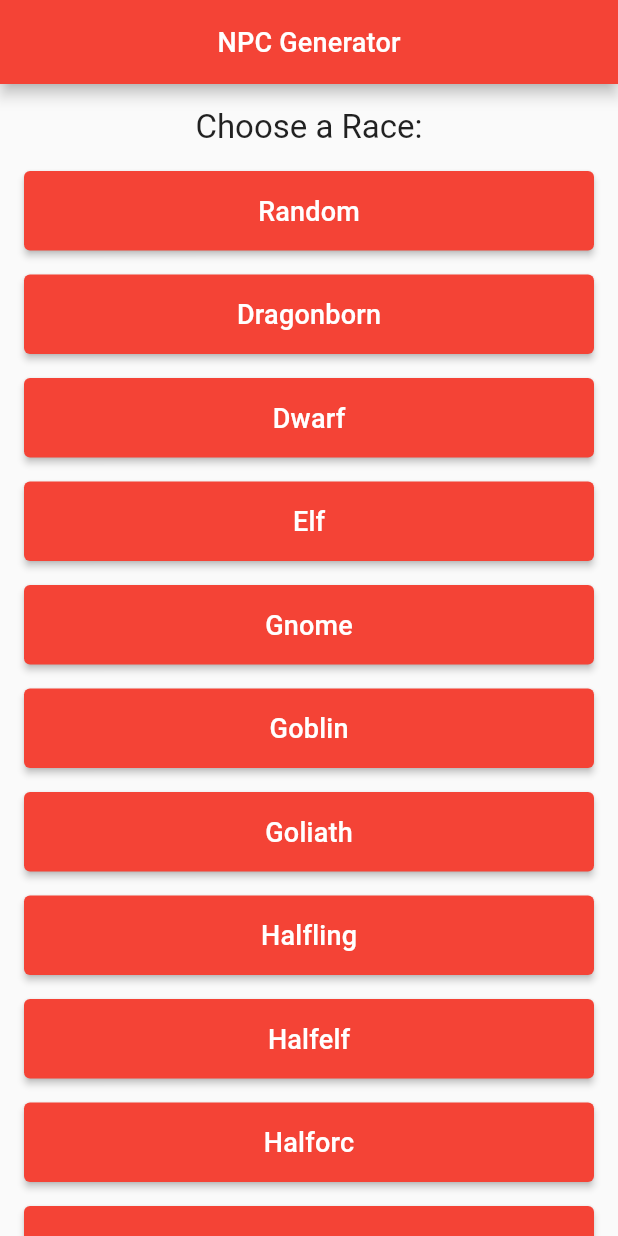
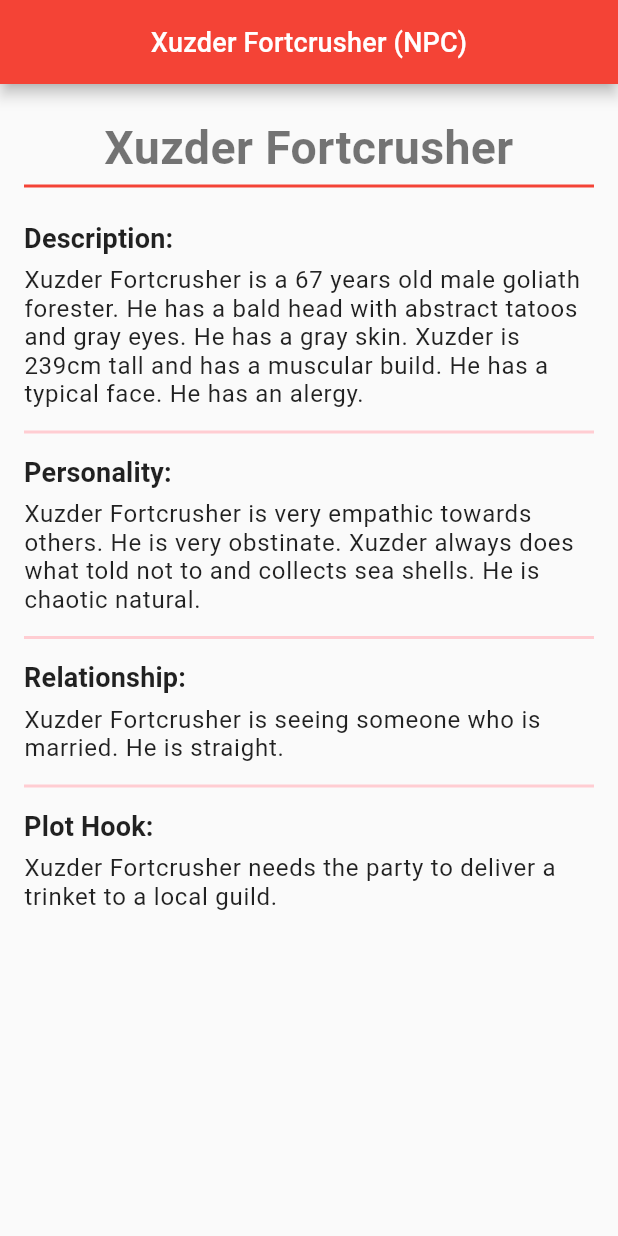
Before and after one commit to ItayElf/RpgSolo, a Flutter app: the screen it shows after launch, on a phone screen of 412 x 824 dp. Run offline on Flutter 3.47's test engine with Material 2 defaults, Android fonts, the phone set to English and light mode, and no system bars; our stand-ins replace google_fonts; Roboto replaces fonts that are missing (Metamorphous).

Commit message:
npc viewer

```diff
--- a/lib/classes/npc.dart
+++ b/lib/classes/npc.dart
@@ -1,7 +1,10 @@
 // ignore_for_file: public_member_api_docs, sort_constructors_first
 import 'dart:convert';
 
+import 'package:rpgsolo/classes/personality.dart';
+import 'package:rpgsolo/classes/physical.dart';
 import 'package:rpgsolo/data/races.dart';
+import 'package:rpgsolo/utils/extensions.dart';
 
 class Npc {
   final String name;
@@ -12,6 +15,8 @@ class Npc {
   final String orientation;
   final String relationshipStatus;
   final String hook;
+  final Physical physical;
+  final Personality personality;
   Npc({
     required this.name,
     required this.age,
@@ -21,10 +26,13 @@ class Npc {
     required this.orientation,
     required this.relationshipStatus,
     required this.hook,
+    required this.physical,
+    required this.personality,
   });
 
   String get pronoun => isMale ? "he" : "she";
   String get relPronoun => isMale ? "his" : "her";
+  String get firstName => name.split(" ")[0];
 
   Npc copyWith({
     String? name,
@@ -35,6 +43,8 @@ class Npc {
     String? orientation,
     String? relationshipStatus,
     String? hook,
+    Physical? physical,
+    Personality? personality,
   }) {
     return Npc(
       name: name ?? this.name,
@@ -45,6 +55,8 @@ class Npc {
       orientation: orientation ?? this.orientation,
       relationshipStatus: relationshipStatus ?? this.relationshipStatus,
       hook: hook ?? this.hook,
+      physical: physical ?? this.physical,
+      personality: personality ?? this.personality,
     );
   }
 
@@ -58,6 +70,8 @@ class Npc {
       'orientation': orientation,
       'relationshipStatus': relationshipStatus,
       'hook': hook,
+      'physical': physical.toMap(),
+      'personality': personality.toMap(),
     };
   }
 
@@ -72,6 +86,9 @@ class Npc {
       orientation: map['orientation'] as String,
       relationshipStatus: map['relationshipStatus'] as String,
       hook: map['hook'] as String,
+      physical: Physical.fromMap(map['physical'] as Map<String, dynamic>),
+      personality:
+          Personality.fromMap(map['personality'] as Map<String, dynamic>),
     );
   }
 
@@ -82,7 +99,7 @@ class Npc {
 
   @override
   String toString() {
-    return 'Npc(name: $name, age: $age, isMale: $isMale, race: $race, occupation: $occupation, orientation: $orientation, relationshipStatus: $relationshipStatus, hook: $hook)';
+    return 'Npc(name: $name, age: $age, isMale: $isMale, race: $race, occupation: $occupation, orientation: $orientation, relationshipStatus: $relationshipStatus, hook: $hook, physical: $physical, personality: $personality)';
   }
 
   @override
@@ -96,7 +113,9 @@ class Npc {
         other.occupation == occupation &&
         other.orientation == orientation &&
         other.relationshipStatus == relationshipStatus &&
-        other.hook == hook;
+        other.hook == hook &&
+        other.physical == physical &&
+        other.personality == personality;
   }
 
   @override
@@ -108,6 +127,8 @@ class Npc {
         occupation.hashCode ^
         orientation.hashCode ^
         relationshipStatus.hashCode ^
-        hook.hashCode;
+        hook.hashCode ^
+        physical.hashCode ^
+        personality.hashCode;
   }
 }
--- a/lib/data/npc_data.dart
+++ b/lib/data/npc_data.dart
@@ -98,16 +98,16 @@ const occupations = [
 
 //-----------------------------------Relationship-----------------------------------
 const relationshipStatuses = [
-  'Single',
-  'In a relationship',
-  'Married',
-  'Divorced',
-  'Widowed',
-  'Recently broke up',
-  'Recently divorced',
-  'Recently widowed',
-  'Seeing someone who is married',
-  'Married and having an affair'
+  'single',
+  'currently in a relationship',
+  'currently married',
+  'divorced',
+  'widowed',
+  'recently broke up',
+  'recently divorced',
+  'recently widowed',
+  'seeing someone who is married',
+  'married and having an affair'
 ];
 
 //-----------------------------------Hooks-----------------------------------
@@ -155,7 +155,7 @@ const hooks = [
   'is obsessed with a nearby grove with extraordinary flowers.',
   'is obsessed with a nearby valley with luxurious vegetation.',
   'is obsessed with a nearby tavern with absolutely incredible ale.',
-  'is spying the players on behalf of an organization',
+  'is spying the players on behalf of an organization.',
   'is spying the players on behalf of the local guild.',
   'needs help gathering information on an organization.',
   'needs help gathering information on the local guild.',
--- a/lib/data/personality_data.dart
+++ b/lib/data/personality_data.dart
@@ -41,10 +41,10 @@ const traits = [
   'is very direct.',
   'always keeps score.',
   'is very competitive.',
-  'changes subject very often.',
+  'changes subjects very often.',
   'is always ironic.',
   'is very selfish.',
-  'will always prioritize the needs of other people',
+  'will always prioritize the needs of other people.',
   'shows very little empathy towards others.',
   'is very empathic towards others.',
   'is always ready to help others.',
@@ -184,7 +184,7 @@ const quirks = [
   'is always joking, even at innapropriate times.',
   'has a joke for every situation.',
   "doesn't like listening to jokes.",
-  'is constantly flattering people',
+  'is constantly flattering people.',
   'is a compulsive gambler.',
   'is an alcoholic.',
   'frequently lies.',
--- a/lib/data/physical_data.dart
+++ b/lib/data/physical_data.dart
@@ -73,7 +73,7 @@ const scaleColor = [
   'white'
 ];
 const orcSkin = ['green', 'gray'];
-const humanSkin = ['white', 'pink', 'red', 'brown', 'dark'];
+const humanSkin = ['white', 'pale', 'red', 'brown', 'dark'];
 const elfSkin = ['blueish', 'pink', 'golden', 'silver', 'green', 'copper'];
 const tieflingSkin = ['red', 'purple'];
 const gnomeSkin = ['white', 'pink', 'brown', 'gray', 'golden'];
--- a/lib/data/races.dart
+++ b/lib/data/races.dart
@@ -11,14 +11,3 @@ enum Race {
   human,
   tiefling,
 }
-
-extension RaceExtention on Race {
-  Map<String, dynamic> toMap() {
-    return <String, dynamic>{'name': name};
-  }
-
-  Race fromString(String name) {
-    return Race.values
-        .firstWhere((element) => element.toString() == "Race.$name");
-  }
-}
--- a/lib/generator/npc_generator.dart
+++ b/lib/generator/npc_generator.dart
@@ -1,9 +1,13 @@
 import 'dart:math';
 
 import 'package:rpgsolo/classes/npc.dart';
+import 'package:rpgsolo/classes/personality.dart';
+import 'package:rpgsolo/classes/physical.dart';
 import 'package:rpgsolo/data/npc_data.dart';
 import 'package:rpgsolo/data/races.dart';
 import 'package:rpgsolo/generator/name_generator.dart';
+import 'package:rpgsolo/generator/personality_generator.dart';
+import 'package:rpgsolo/generator/physical_generator.dart';
 
 class NpcGenerator {
   static Npc generate([Race? race, Random? random]) {
@@ -17,6 +21,8 @@ class NpcGenerator {
         relationshipStatuses[rand.nextInt(relationshipStatuses.length)];
     String hook = hooks[rand.nextInt(hooks.length)];
     String name = NameGenerator.generate(isMale, r, random);
+    Physical physical = PhysicalGenerator.generate(r, isMale, random);
+    Personality personality = PersonalityGenerator.generate(r, random);
     Npc npc = Npc(
         name: name,
         age: age,
@@ -25,7 +31,9 @@ class NpcGenerator {
         occupation: occupation,
         orientation: orientation,
         relationshipStatus: relationshipStatus,
-        hook: hook);
+        hook: hook,
+        physical: physical,
+        personality: personality);
     return npc;
   }
 
--- a/lib/generator/physical_generator.dart
+++ b/lib/generator/physical_generator.dart
@@ -30,12 +30,12 @@ class PhysicalGenerator {
 
   static String _generateHair(Race race, Random random) {
     if (race == Race.dragonborn) {
-      return dragonHair[random.nextInt(dragonHair.length)];
+      return "${dragonHair[random.nextInt(dragonHair.length)]} head";
     } else if (race == Race.goliath) {
       return goliathHair[random.nextInt(goliathHair.length)];
     }
     if (random.nextInt(50) < 8) {
-      return "bald";
+      return "bald head";
     }
     String length = hairLength[random.nextInt(hairLength.length)];
     String type = hairType[random.nextInt(hairType.length)];
@@ -46,7 +46,7 @@ class PhysicalGenerator {
   static String _generateSkin(Race race, Random random) {
     late List<String> pool;
     if (race == Race.dragonborn) {
-      return "${scaleTexture[random.nextInt(scaleTexture.length)]} ${scaleColor[random.nextInt(scaleColor.length)]} sacels";
+      return "${scaleTexture[random.nextInt(scaleTexture.length)]} ${scaleColor[random.nextInt(scaleColor.length)]} scales";
     }
     if (race == Race.halfElf) {
       pool = humanSkin + elfSkin;
@@ -86,7 +86,7 @@ class PhysicalGenerator {
     } else {
       pool = regularWeight;
     }
-    return "${pool[random.nextInt(pool.length)]} body";
+    return "${pool[random.nextInt(pool.length)]} build";
   }
 
   static String _generateFace(Race race, Random random, bool isMale) {
--- a/lib/main.dart
+++ b/lib/main.dart
@@ -1,8 +1,7 @@
 import 'package:flutter/material.dart';
 import 'package:google_fonts/google_fonts.dart';
-import 'package:rpgsolo/pages/generate_pages/generate_npc.dart';
-import 'package:rpgsolo/pages/home.dart';
-import 'package:rpgsolo/pages/roll_page.dart';
+import 'package:rpgsolo/generator/npc_generator.dart';
+import 'package:rpgsolo/pages/views/npc_view.dart';
 
 void main() {
   runApp(const MyApp());
@@ -47,7 +46,7 @@ class MyApp extends StatelessWidget {
         ),
         primarySwatch: Colors.red,
       ),
-      home: const GenerateNpc(),
+      home: NpcView(npc: NpcGenerator.generate()),
     );
   }
 }
--- /dev/null
+++ b/lib/pages/views/npc_view.dart
@@ -0,0 +1,142 @@
+import 'package:flutter/material.dart';
+import 'package:rpgsolo/classes/npc.dart';
+import 'package:rpgsolo/utils/extensions.dart';
+
+class NpcView extends StatelessWidget {
+  const NpcView({super.key, required this.npc});
+
+  final Npc npc;
+
+  @override
+  Widget build(BuildContext context) {
+    return Scaffold(
+      appBar: AppBar(
+        title: Text("${npc.name.toTitleCase()} (NPC)"),
+        centerTitle: true,
+      ),
+      body: SingleChildScrollView(
+        child: Padding(
+          padding: const EdgeInsets.only(left: 16, top: 8, right: 16),
+          child: Column(
+            crossAxisAlignment: CrossAxisAlignment.start,
+            children: [
+              const SizedBox(
+                height: 16,
+              ),
+              Center(
+                child: Text(
+                  npc.name.toTitleCase(),
+                  textAlign: TextAlign.center,
+                  style: Theme.of(context)
+                      .textTheme
+                      .headline4
+                      ?.copyWith(fontWeight: FontWeight.bold),
+                ),
+              ),
+              Divider(
+                color: Theme.of(context).primaryColor,
+                thickness: 2,
+              ),
+              const SizedBox(
+                height: 16,
+              ),
+              Text(
+                "Description:",
+                style: Theme.of(context)
+                    .textTheme
+                    .headline6
+                    ?.copyWith(fontWeight: FontWeight.bold),
+              ),
+              const SizedBox(
+                height: 8,
+              ),
+              Text(
+                "${npc.name.toTitleCase()} is a ${npc.age} years old ${npc.isMale ? 'male' : 'female'} ${npc.race.printedName} ${npc.occupation}. "
+                "${npc.pronoun.toTitleCase()} has a ${npc.physical.hair} and ${npc.physical.eyes}. "
+                "${npc.pronoun.toTitleCase()} has a ${npc.physical.skin}. "
+                "${npc.firstName.toTitleCase()} is ${npc.physical.height}cm tall and has a ${npc.physical.build}. "
+                "${npc.pronoun.toTitleCase()} has a ${npc.physical.face}. "
+                "${npc.pronoun.toTitleCase()} ${npc.physical.special}${npc.physical.special2 != null ? ' and ${npc.physical.special2}' : ''}.",
+                style: Theme.of(context).textTheme.bodyText1,
+              ),
+              const SizedBox(
+                height: 8,
+              ),
+              Divider(
+                color: Theme.of(context).primaryColorLight,
+                thickness: 2,
+              ),
+              const SizedBox(
+                height: 8,
+              ),
+              Text(
+                "Personality:",
+                style: Theme.of(context)
+                    .textTheme
+                    .headline6
+                    ?.copyWith(fontWeight: FontWeight.bold),
+              ),
+              const SizedBox(
+                height: 8,
+              ),
+              Text(
+                "${npc.name.toTitleCase()} ${npc.personality.trait1} ${npc.pronoun.toTitleCase()} ${npc.personality.trait2} "
+                "${npc.firstName.toTitleCase()} ${npc.personality.quirk1.replaceAll(".", "")} and ${npc.personality.quirk2} "
+                "${npc.pronoun.toTitleCase()} is ${npc.personality.alignment.toLowerCase()}.",
+                style: Theme.of(context).textTheme.bodyText1,
+              ),
+              const SizedBox(
+                height: 8,
+              ),
+              Divider(
+                color: Theme.of(context).primaryColorLight,
+                thickness: 2,
+              ),
+              const SizedBox(
+                height: 8,
+              ),
+              Text(
+                "Relationship:",
+                style: Theme.of(context)
+                    .textTheme
+                    .headline6
+                    ?.copyWith(fontWeight: FontWeight.bold),
+              ),
+              const SizedBox(
+                height: 8,
+              ),
+              Text(
+                "${npc.name.toTitleCase()} is ${npc.relationshipStatus}. ${npc.pronoun.toTitleCase()} is ${npc.orientation}.",
+                style: Theme.of(context).textTheme.bodyText1,
+              ),
+              const SizedBox(
+                height: 8,
+              ),
+              Divider(
+                color: Theme.of(context).primaryColorLight,
+                thickness: 2,
+              ),
+              const SizedBox(
+                height: 8,
+              ),
+              Text(
+                "Plot Hook:",
+                style: Theme.of(context)
+                    .textTheme
+                    .headline6
+                    ?.copyWith(fontWeight: FontWeight.bold),
+              ),
+              const SizedBox(
+                height: 8,
+              ),
+              Text(
+                "${npc.name.toTitleCase()} ${npc.hook}",
+                style: Theme.of(context).textTheme.bodyText1,
+              ),
+            ],
+          ),
+        ),
+      ),
+    );
+  }
+}
--- a/lib/utils/extensions.dart
+++ b/lib/utils/extensions.dart
@@ -1,6 +1,25 @@
+import 'package:rpgsolo/data/races.dart';
+
 extension StringExtension on String {
   String toTitleCase() {
     title(s) => "${s[0].toUpperCase()}${s.substring(1).toLowerCase()}";
     return split(" ").map(title).join(" ");
   }
 }
+
+extension RaceExtention on Race {
+  Map<String, dynamic> toMap() {
+    return <String, dynamic>{'name': name};
+  }
+
+  String get printedName => name == "halfElf"
+      ? "half-elf"
+      : name == "halfOrc"
+          ? "half-orc"
+          : name;
+
+  Race fromString(String name) {
+    return Race.values
+        .firstWhere((element) => element.toString() == "Race.$name");
+  }
+}
```
